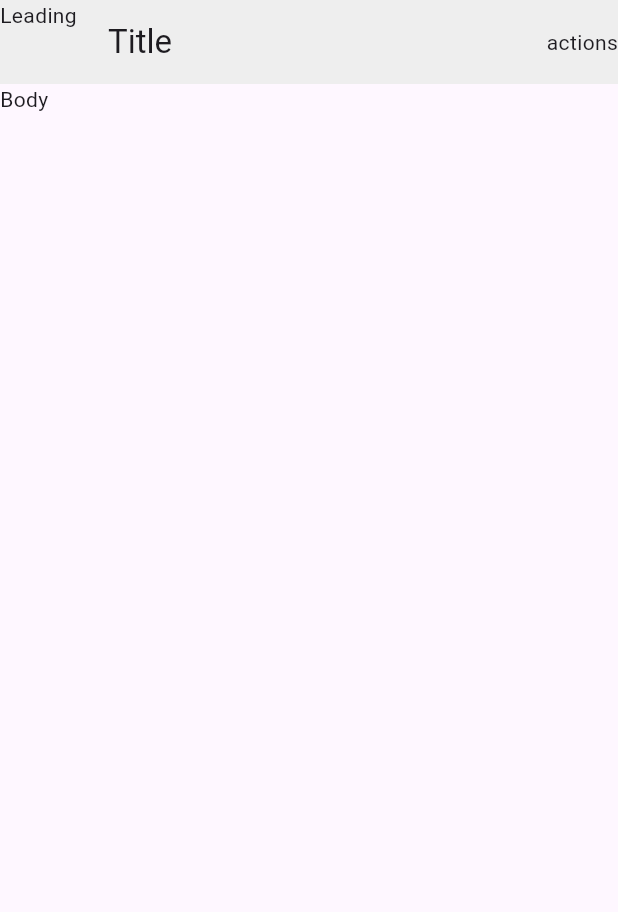
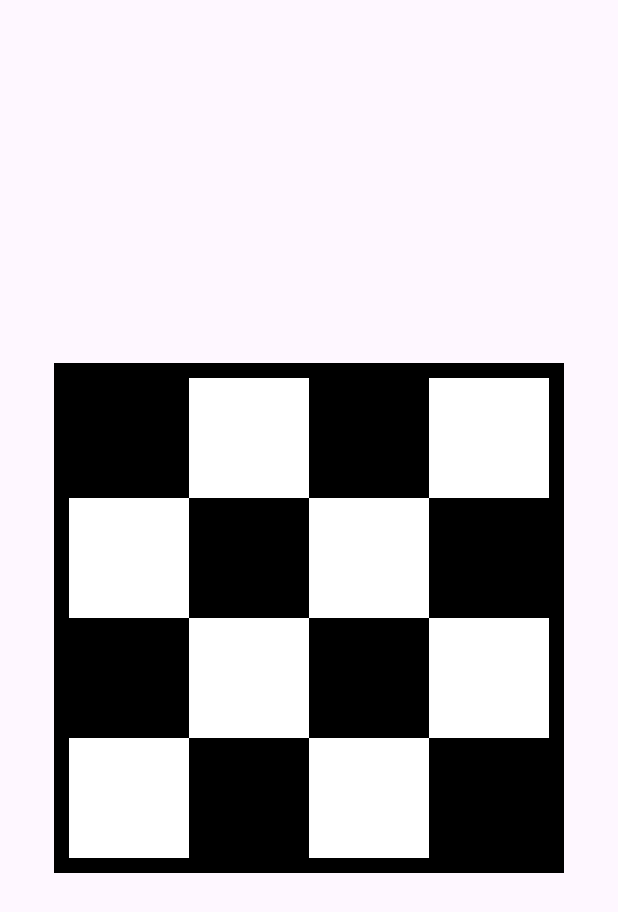
Before and after one commit to AbdulMoiz-hub/flutter-class, a Flutter app: the screen it shows after launch, on a phone screen of 412 x 824 dp. Shown: the top 912 px of the screen. Run offline on Flutter 3.47's test engine with Material 3 defaults, Android fonts, the phone set to English and light mode, and no system bars.

Commit message:
Chess Layout Task

```diff
--- /dev/null
+++ b/lib/chess_layout.dart
@@ -0,0 +1,77 @@
+import 'package:flutter/material.dart';
+
+class ChessScreen extends StatelessWidget {
+  const ChessScreen({super.key});
+
+  @override
+  Widget build(BuildContext context) {
+    int dimension = 4;
+    return Scaffold(
+      body: Center(
+        child: UnconstrainedBox(
+          child: Container(
+            alignment: Alignment.center,
+            decoration: BoxDecoration(
+              border: Border.all(
+                color: Colors.black,
+                width: 10,
+              ),
+            ),
+            child: Column(
+              mainAxisAlignment: MainAxisAlignment.center,
+              crossAxisAlignment: CrossAxisAlignment.center,
+              children: List.generate(
+                dimension,
+                (index) {
+                  if (index % 2 == 0) {
+                    return Row(
+                      children: List.generate(
+                        dimension,
+                        (index) {
+                          if (index % 2 == 0) {
+                            return Container(
+                              width: 80,
+                              height: 80,
+                              color: Colors.black,
+                            );
+                          } else {
+                            return Container(
+                              width: 80,
+                              height: 80,
+                              color: Colors.white,
+                            );
+                          }
+                        },
+                      ),
+                    );
+                  } else {
+                    return Row(
+                      children: List.generate(
+                        dimension,
+                        (index) {
+                          if (index % 2 != 0) {
+                            return Container(
+                              width: 80,
+                              height: 80,
+                              color: Colors.black,
+                            );
+                          } else {
+                            return Container(
+                              width: 80,
+                              height: 80,
+                              color: Colors.white,
+                            );
+                          }
+                        },
+                      ),
+                    );
+                  }
+                },
+              ),
+            ),
+          ),
+        ),
+      ),
+    );
+  }
+}
--- a/lib/main.dart
+++ b/lib/main.dart
@@ -1,4 +1,5 @@
 import 'package:flutter/material.dart';
+import 'package:myapp/chess_layout.dart';
 import 'package:myapp/profile_screen.dart';
 
 void main() {
@@ -9,15 +10,9 @@ class MyApp extends StatelessWidget {
   const MyApp({super.key});
   @override
   Widget build(BuildContext context) {
-    return MaterialApp(
+    return const MaterialApp(
       title: 'Flutter Demo',
-      theme: ThemeData(
-        colorScheme: ColorScheme.fromSeed(
-          seedColor: Colors.deepPurple,
-        ),
-        useMaterial3: true,
-      ),
-      home: const ProfileScreen(),
+      home: ChessScreen(), // ab chess layout ki file banao aur usme st likh kar ye banao ok! Good Luck!
     );
   }
 }
```
